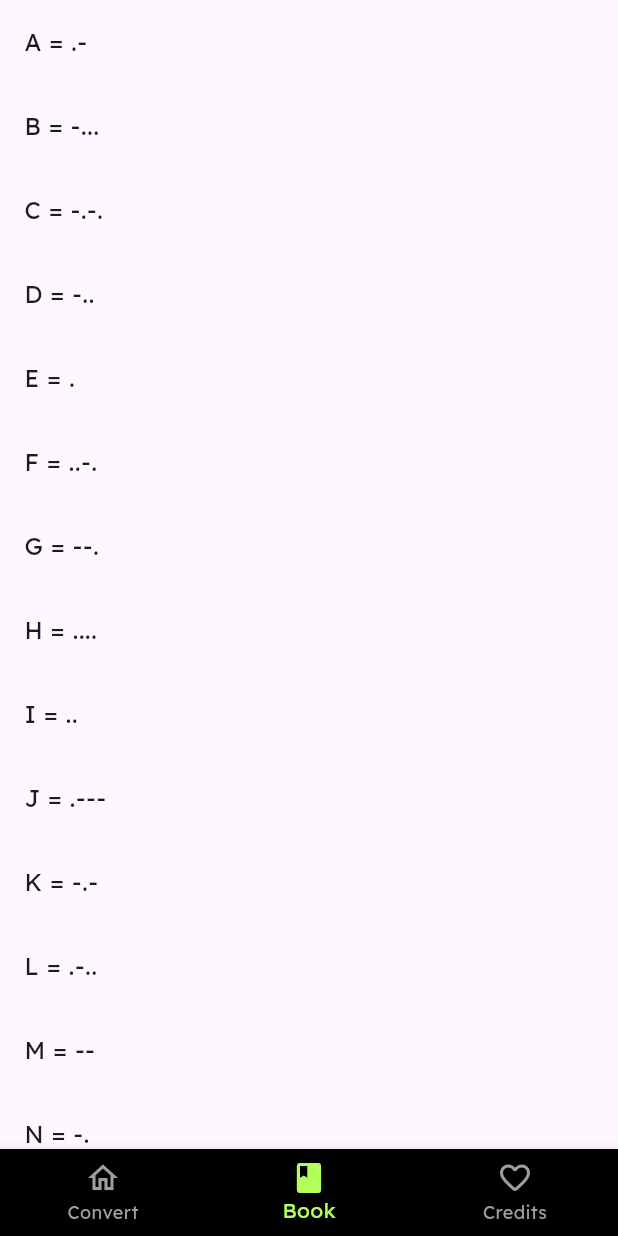
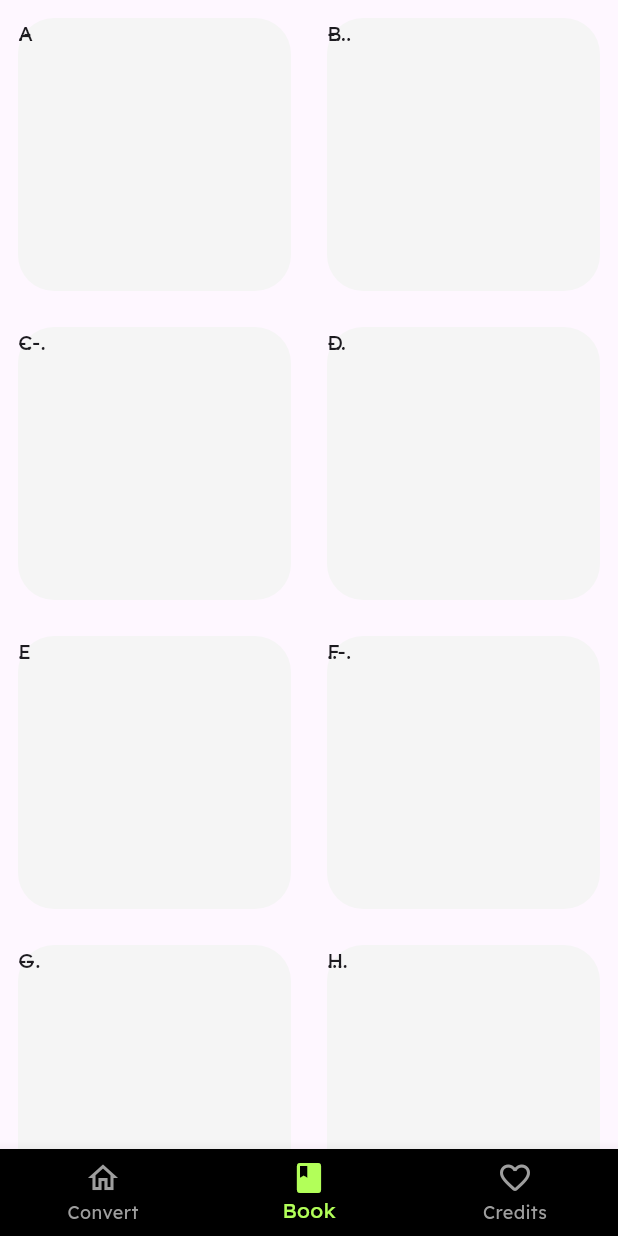
Before and after one commit to jydv402/morse.play, a Flutter app: the screen it shows after launch, item 2 of the bottom bar chosen, on a phone screen of 412 x 824 dp. Run offline on Flutter 3.47's test engine with Material 3 defaults, Android fonts, the light colour scheme and no system bars; our stand-ins replace audioplayers, flutter_riverpod, google_fonts; missing offline and left inert: iconify_flutter.

Commit message:
Created grid view (basic)

```diff
--- a/lib/screens/book.dart
+++ b/lib/screens/book.dart
@@ -1,6 +1,9 @@
+import 'dart:math';
+
 import 'package:flutter/material.dart';
 import 'package:flutter_riverpod/flutter_riverpod.dart';
 import 'package:morse_web_play/providers/morse_provider.dart';
+import 'package:morse_web_play/widgets/morse_tile.dart';
 
 class BookPage extends ConsumerStatefulWidget {
   const BookPage({super.key});
@@ -14,14 +17,15 @@ class _BookPageState extends ConsumerState<BookPage> {
   Widget build(BuildContext context) {
     final morse = ref.watch(morseServiceProvider);
 
-    return ListView.builder(
+    return GridView.builder(
       itemCount: morse.morseCode.length,
-
+      gridDelegate: SliverGridDelegateWithFixedCrossAxisCount(
+        crossAxisCount: min(MediaQuery.of(context).size.width ~/ 200, 5),
+      ),
       itemBuilder: (context, index) {
-        return ListTile(
-          title: Text(
-            "${morse.morseCode.keys.toList()[index]} = ${morse.morseCode.values.toList()[index]}",
-          ),
+        return MorseTiles(
+          char: morse.morseCode.keys.toList()[index],
+          code: morse.morseCode.values.toList()[index],
         );
       },
     );
--- a/lib/widgets/converter_pill.dart
+++ b/lib/widgets/converter_pill.dart
@@ -11,6 +11,7 @@ class ConverterPill extends StatelessWidget {
     // Return expanded containers
     return Expanded(
       child: Container(
+        height: MediaQuery.of(context).size.height - 116,
         alignment: Alignment.centerLeft,
         padding: EdgeInsets.all(24),
         decoration: BoxDecoration(
--- /dev/null
+++ b/lib/widgets/morse_tile.dart
@@ -0,0 +1,23 @@
+import 'package:flutter/material.dart';
+import 'package:morse_web_play/models/colors.dart';
+
+class MorseTiles extends StatelessWidget {
+  final String char;
+  final String code;
+  const MorseTiles({super.key, required this.char, required this.code});
+
+  @override
+  Widget build(BuildContext context) {
+    return Padding(
+      padding: const EdgeInsets.all(12),
+      child: Container(
+        margin: const EdgeInsets.all(0),
+        decoration: BoxDecoration(
+          color: pillsBg,
+          borderRadius: BorderRadius.circular(24),
+        ),
+        child: Stack(children: [Text(char), Text(code)]),
+      ),
+    );
+  }
+}
```
